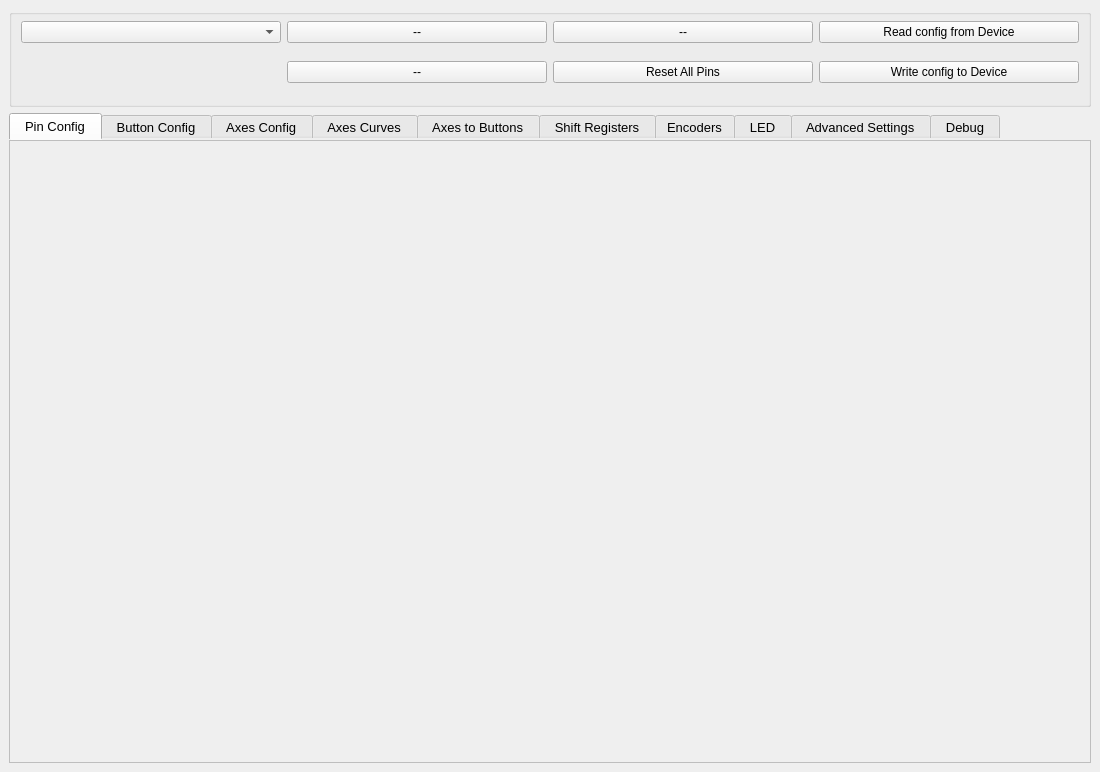
FreeJoy-Team/FreeJoyConfiguratorQt, file mainwindow.ui: the form before one commit.
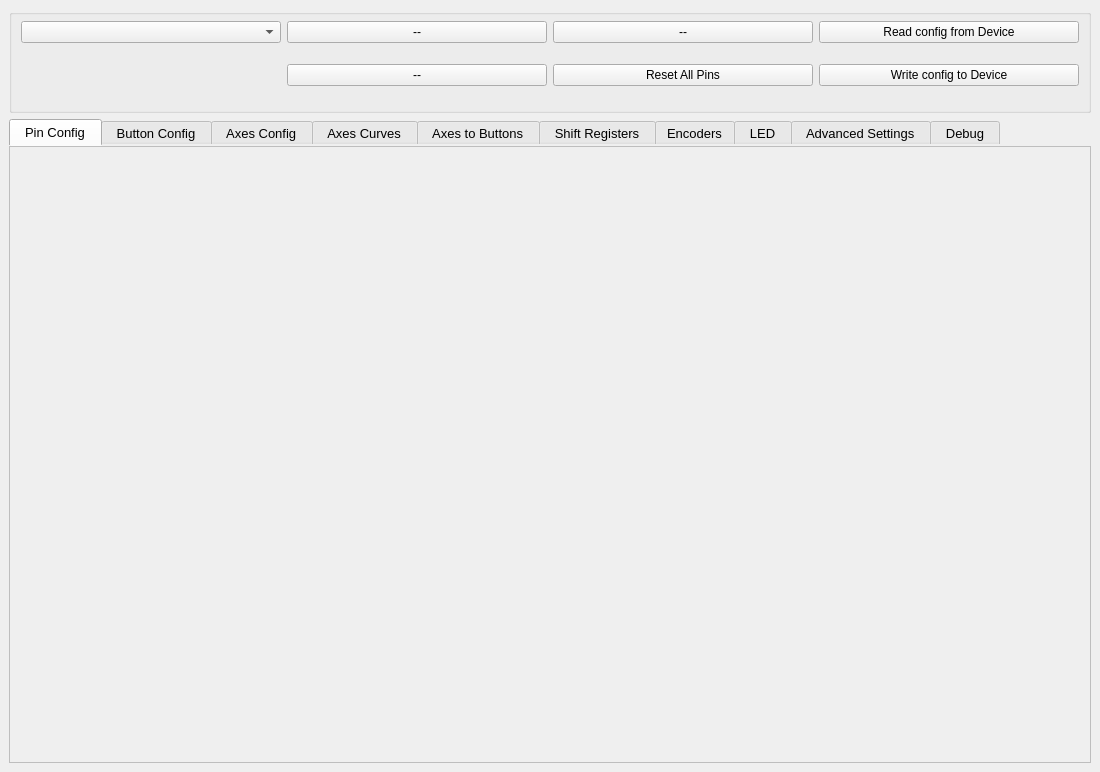
The form after the commit. Custom widgets are drawn as their Qt base class.

Commit message: Window settings

What changed in the file:
```diff
--- a/mainwindow.ui
+++ b/mainwindow.ui
@@ -50,6 +50,12 @@
          </item>
          <item row="2" column="0">
           <widget class="QLabel" name="label_FirmwareVersion">
+           <property name="minimumSize">
+            <size>
+             <width>0</width>
+             <height>20</height>
+            </size>
+           </property>
            <property name="text">
             <string/>
            </property>
@@ -101,6 +107,12 @@
          </item>
          <item row="1" column="0">
           <widget class="QLabel" name="label_DeviceStatus">
+           <property name="minimumSize">
+            <size>
+             <width>0</width>
+             <height>20</height>
+            </size>
+           </property>
            <property name="text">
             <string/>
            </property>
```
The commit also changes 5 other files.
